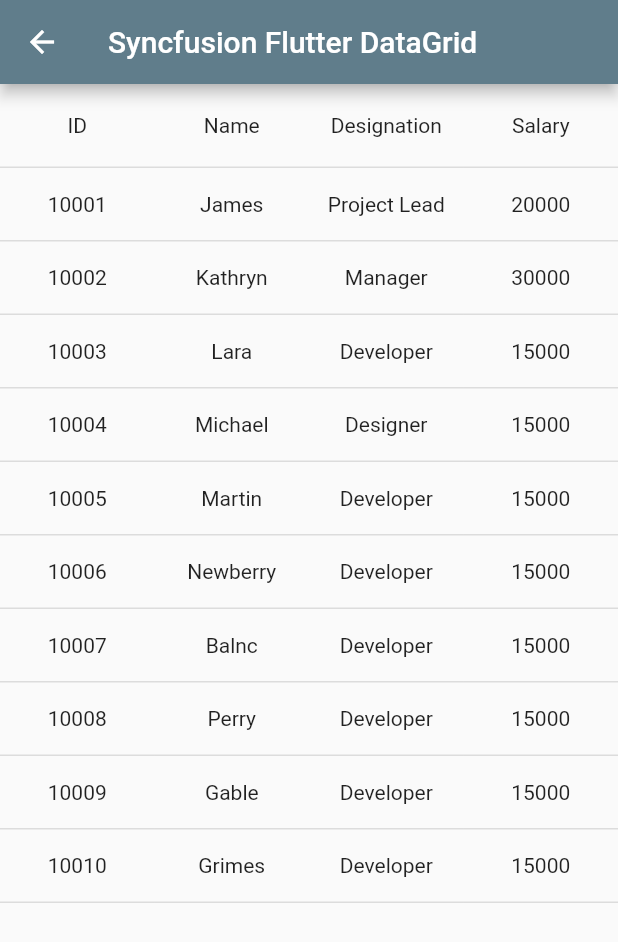
After one commit to saraddargon/NapbMobile-master, a Flutter app: the MyPackingList screen opened directly, on a phone screen of 412 x 824 dp. The commit adds this screen. Shown: the top 942 px of the screen. Run offline on Flutter 3.47's test engine with Material 2 defaults, Android fonts, the phone set to English and light mode, and no system bars; drawn by our look-alikes of syncfusion_flutter_datagrid; our stand-ins replace connectivity_plus, get_storage, sqflite; missing offline and left inert: dart:ffi, flutter_barcode_scanner; accounts and stored records are empty.

Commit message:
UP14922v3

```diff
--- /dev/null
+++ b/lib/content/expacking/PackingList.dart
@@ -0,0 +1,134 @@
+import 'package:flutter/material.dart';
+import 'package:syncfusion_flutter_datagrid/datagrid.dart';
+
+class MyPackingList extends StatefulWidget {
+  /// Creates the home page.
+  MyPackingList({Key? key}) : super(key: key);
+
+  @override
+  _MyPackingListState createState() => _MyPackingListState();
+}
+
+class _MyPackingListState extends State<MyPackingList> {
+  List<Employee> employees = <Employee>[];
+  late EmployeeDataSource employeeDataSource;
+
+  @override
+  void initState() {
+    super.initState();
+    employees = getEmployeeData();
+    employeeDataSource = EmployeeDataSource(employeeData: employees);
+  }
+
+  @override
+  Widget build(BuildContext context) {
+    return Scaffold(
+      appBar: AppBar(
+        title: const Text('Syncfusion Flutter DataGrid'),
+      ),
+      body: SfDataGrid(
+        source: employeeDataSource,
+        columnWidthMode: ColumnWidthMode.fill,
+        columns: <GridColumn>[
+          GridColumn(
+              columnName: 'id',
+              label: Container(
+                  padding: EdgeInsets.all(16.0),
+                  alignment: Alignment.center,
+                  child: Text(
+                    'ID',
+                  ))),
+          GridColumn(
+              columnName: 'name',
+              label: Container(
+                  padding: EdgeInsets.all(8.0),
+                  alignment: Alignment.center,
+                  child: Text('Name'))),
+          GridColumn(
+              columnName: 'designation',
+              label: Container(
+                  padding: EdgeInsets.all(8.0),
+                  alignment: Alignment.center,
+                  child: Text(
+                    'Designation',
+                    overflow: TextOverflow.ellipsis,
+                  ))),
+          GridColumn(
+              columnName: 'salary',
+              label: Container(
+                  padding: EdgeInsets.all(8.0),
+                  alignment: Alignment.center,
+                  child: Text('Salary'))),
+        ],
+      ),
+    );
+  }
+
+  List<Employee> getEmployeeData() {
+    return [
+      Employee(10001, 'James', 'Project Lead', 20000),
+      Employee(10002, 'Kathryn', 'Manager', 30000),
+      Employee(10003, 'Lara', 'Developer', 15000),
+      Employee(10004, 'Michael', 'Designer', 15000),
+      Employee(10005, 'Martin', 'Developer', 15000),
+      Employee(10006, 'Newberry', 'Developer', 15000),
+      Employee(10007, 'Balnc', 'Developer', 15000),
+      Employee(10008, 'Perry', 'Developer', 15000),
+      Employee(10009, 'Gable', 'Developer', 15000),
+      Employee(10010, 'Grimes', 'Developer', 15000)
+    ];
+  }
+}
+
+/// Custom business object class which contains properties to hold the detailed
+/// information about the employee which will be rendered in datagrid.
+class Employee {
+  /// Creates the employee class with required details.
+  Employee(this.id, this.name, this.designation, this.salary);
+
+  /// Id of an employee.
+  final int id;
+
+  /// Name of an employee.
+  final String name;
+
+  /// Designation of an employee.
+  final String designation;
+
+  /// Salary of an employee.
+  final int salary;
+}
+
+/// An object to set the employee collection data source to the datagrid. This
+/// is used to map the employee data to the datagrid widget.
+class EmployeeDataSource extends DataGridSource {
+  /// Creates the employee data source class with required details.
+  EmployeeDataSource({required List<Employee> employeeData}) {
+    _employeeData = employeeData
+        .map<DataGridRow>((e) => DataGridRow(cells: [
+              DataGridCell<int>(columnName: 'id', value: e.id),
+              DataGridCell<String>(columnName: 'name', value: e.name),
+              DataGridCell<String>(
+                  columnName: 'designation', value: e.designation),
+              DataGridCell<int>(columnName: 'salary', value: e.salary),
+            ]))
+        .toList();
+  }
+
+  List<DataGridRow> _employeeData = [];
+
+  @override
+  List<DataGridRow> get rows => _employeeData;
+
+  @override
+  DataGridRowAdapter buildRow(DataGridRow row) {
+    return DataGridRowAdapter(
+        cells: row.getCells().map<Widget>((e) {
+      return Container(
+        alignment: Alignment.center,
+        padding: EdgeInsets.all(8.0),
+        child: Text(e.value.toString()),
+      );
+    }).toList());
+  }
+}
--- a/lib/content/expacking/packing2.dart
+++ b/lib/content/expacking/packing2.dart
@@ -767,7 +767,7 @@
 
   void showInSnackBar(String value) {
     // ignore: deprecated_member_use
-    _scaffoldKey.currentState?.showSnackBar(snackBar);
+    // _scaffoldKey.currentState?.showSnackBar(snackBar);
   }
 
   void setValueAsstCode1(String value) {
@@ -1036,7 +1036,7 @@
           // then parse the JSON.
           //showInSnackBar("");
           // ignore: deprecated_member_use
-          _scaffoldKey.currentState?.showSnackBar(snackBarBack);
+          // _scaffoldKey.currentState?.showSnackBar(snackBarBack);
           // return JobPost.fromJson(jsonDecode(response.body));
         } else {
           // If the server did not return a 201 CREATED response,
--- a/lib/content/mainpage.dart
+++ b/lib/content/mainpage.dart
@@ -412,7 +412,7 @@
         content: Text("Please.. $_value1 on Server!"),
         actions: <Widget>[
           // ignore: deprecated_member_use
-          FlatButton(
+          ElevatedButton(
             child: Text('Close'),
             onPressed: () {
               Navigator.of(context).pop();
@@ -441,7 +441,7 @@
         ),
         actions: <Widget>[
           // ignore: deprecated_member_use
-          FlatButton(
+          ElevatedButton(
             child: Text('Close'),
             onPressed: () {
               Navigator.of(context).pop();
--- a/pubspec.yaml
+++ b/pubspec.yaml
@@ -43,6 +43,7 @@
   sqflite: ^2.0.2+1
   intl: ^0.17.0
   provider: ^6.0.3
+  syncfusion_flutter_datagrid: ^20.2.49
 
 
 dev_dependencies:
```
Also changed, not shown: lib/content/button/buildbutton01.dart (+13 -7 lines), lib/content/button/buildbutton02.dart (+11 -8 lines), lib/content/expacking/PackingScanPD.dart (+72 -28 lines), lib/content/expacking/packing.dart (+12 -2 lines), lib/content/userid.dart (+13 -7 lines), lib/model/PackingModel.dart (+23 -9 lines), pubspec.lock.
